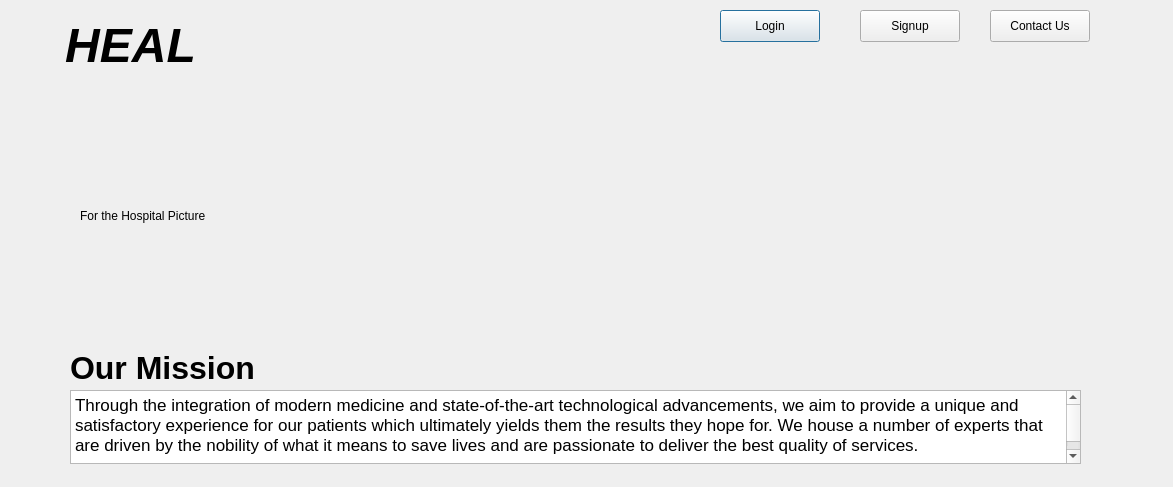
First picture: the form in hopitalmainpage.ui, repository nourelashryy199/CS2LabProject, before the edit.
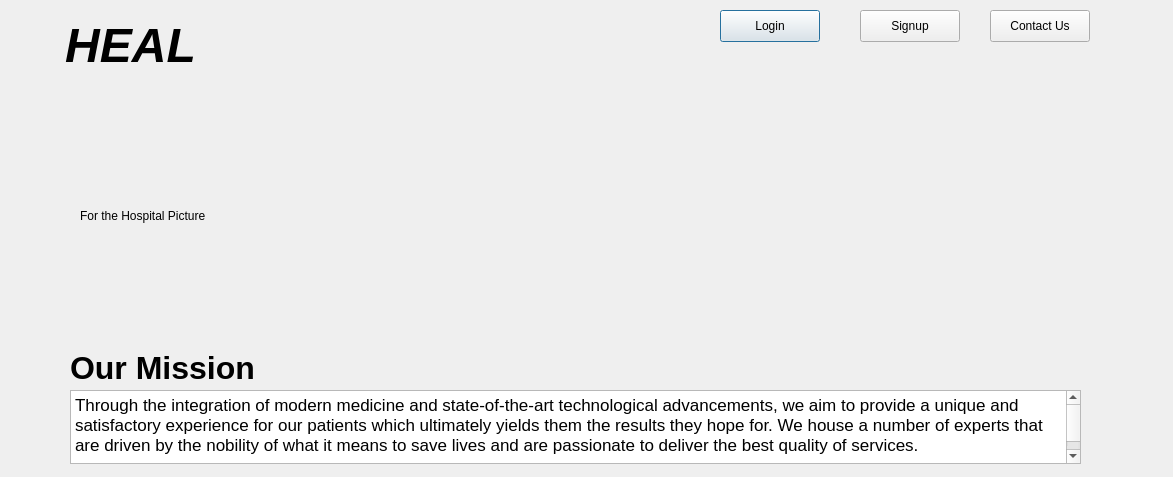
Second picture: the form after the edit.

Patch:
```diff
--- a/hopitalmainpage.ui
+++ b/hopitalmainpage.ui
@@ -7,7 +7,7 @@
     <x>0</x>
     <y>0</y>
     <width>1173</width>
-    <height>487</height>
+    <height>477</height>
    </rect>
   </property>
   <property name="windowTitle">
```
Left out of the diff: 6 changed lines with no effect on the pictures.
